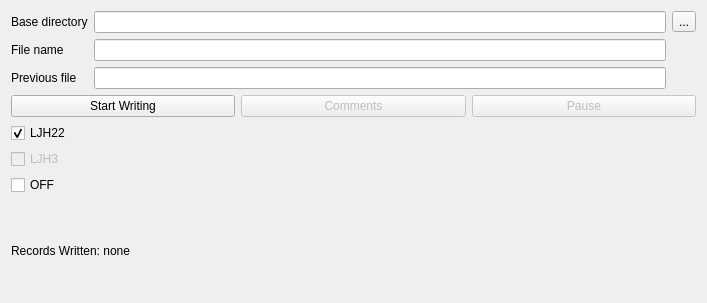
Above: dastardcommander/ui/writing.ui from usnistgov/dastardcommander before the change. Below: the same form after it.
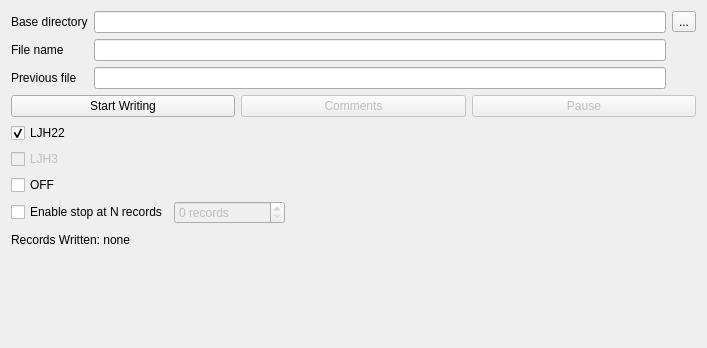
That is the form after the change.

Commit message:
Add feature: stop writing after fixed # of records
Fixes #133

The edit to the form file:
```diff
--- a/dastardcommander/ui/writing.ui
+++ b/dastardcommander/ui/writing.ui
@@ -7,7 +7,7 @@
     <x>0</x>
     <y>0</y>
     <width>707</width>
-    <height>303</height>
+    <height>348</height>
    </rect>
   </property>
   <property name="windowTitle">
@@ -147,17 +147,90 @@
     </layout>
    </item>
    <item>
-    <widget class="QLabel" name="label_numberWritten">
-     <property name="text">
-      <string>Records Written: none</string>
+    <layout class="QHBoxLayout" name="maxRecordsLayout">
+     <item>
+      <widget class="QCheckBox" name="enableStopAtN">
+       <property name="toolTip">
+        <string>Enable stop writing after the given number of records</string>
+       </property>
+       <property name="text">
+        <string>Enable stop at N records</string>
+       </property>
+      </widget>
+     </item>
+     <item>
+      <widget class="QSpinBox" name="stopAtNRecords">
+       <property name="enabled">
+        <bool>false</bool>
+       </property>
+       <property name="toolTip">
+        <string>If enabled, stop writing after this many records written</string>
+       </property>
+       <property name="suffix">
+        <string> records</string>
+       </property>
+       <property name="maximum">
+        <number>99999999</number>
+       </property>
+      </widget>
+     </item>
+     <item>
+      <spacer name="horizontalSpacer">
+       <property name="orientation">
+        <enum>Qt::Horizontal</enum>
+       </property>
+       <property name="sizeHint" stdset="0">
+        <size>
+         <width>40</width>
+         <height>20</height>
+        </size>
+       </property>
+      </spacer>
+     </item>
+    </layout>
+   </item>
+   <item>
+    <layout class="QHBoxLayout" name="horizontalLayout">
+     <item>
+      <widget class="QLabel" name="label_numberWritten">
+       <property name="text">
+        <string>Records Written: none</string>
+       </property>
+       <property name="wordWrap">
+        <bool>false</bool>
+       </property>
+       <property name="textInteractionFlags">
+        <set>Qt::TextSelectableByMouse</set>
+       </property>
+      </widget>
+     </item>
+     <item>
+      <spacer name="horizontalSpacer_2">
+       <property name="orientation">
+        <enum>Qt::Horizontal</enum>
+       </property>
+       <property name="sizeHint" stdset="0">
+        <size>
+         <width>40</width>
+         <height>20</height>
+        </size>
+       </property>
+      </spacer>
+     </item>
+    </layout>
+   </item>
+   <item>
+    <spacer name="verticalSpacer">
+     <property name="orientation">
+      <enum>Qt::Vertical</enum>
      </property>
-     <property name="wordWrap">
-      <bool>true</bool>
+     <property name="sizeHint" stdset="0">
+      <size>
+       <width>20</width>
+       <height>40</height>
+      </size>
      </property>
-     <property name="textInteractionFlags">
-      <set>Qt::TextSelectableByMouse</set>
-     </property>
-    </widget>
+    </spacer>
    </item>
   </layout>
  </widget>
```
Left out of the diff: 19 changed lines with no effect on the pictures. The commit also changes 2 other files.
